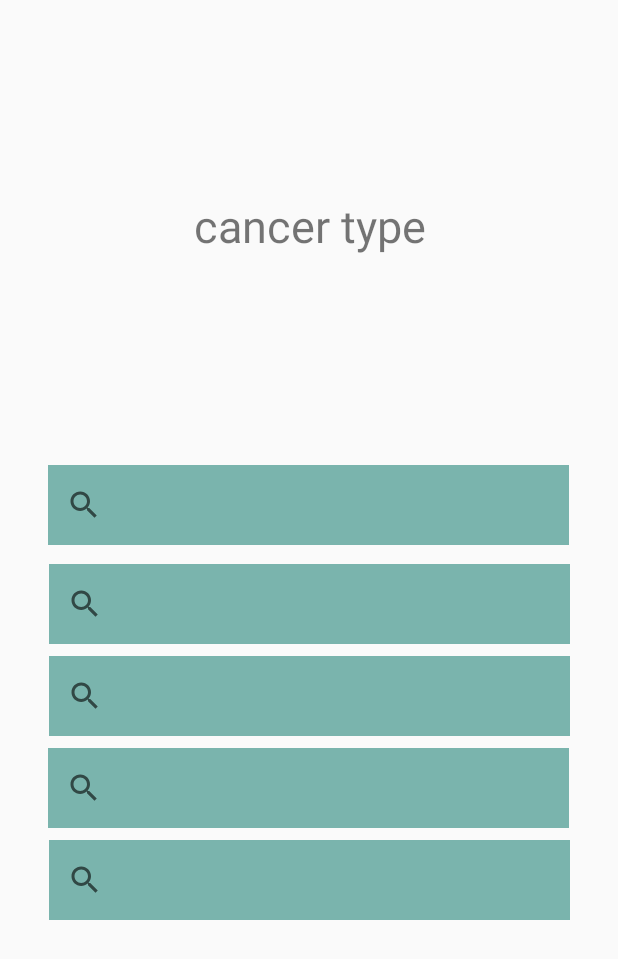
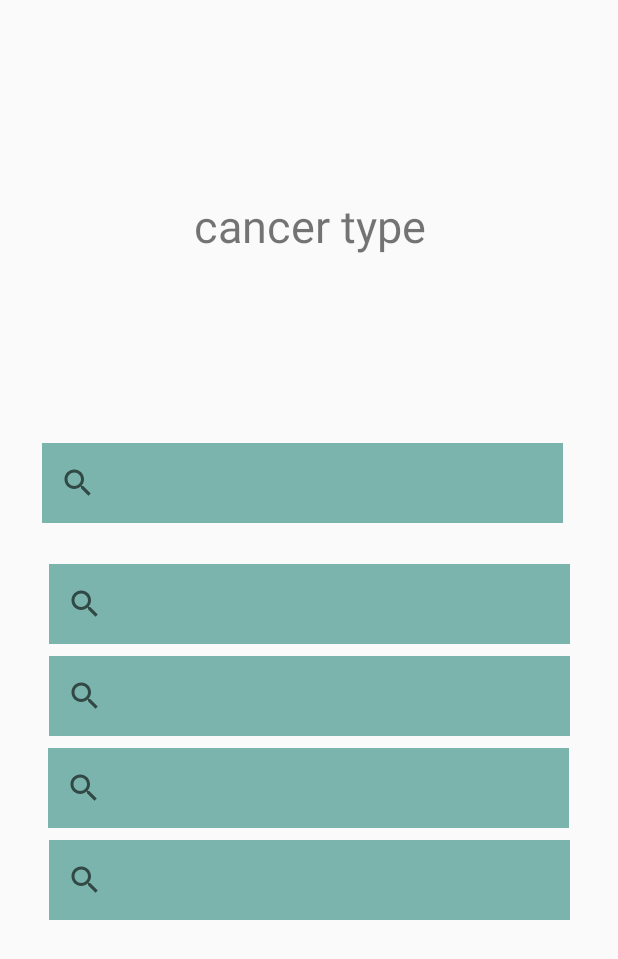
Before and after one commit to reemeeiah/one-stop-cancer-center, an Android app: the layout activity_homepage.xml on its own in the app's theme, with its tools: preview values and no code run, on a phone screen of 412 x 824 dp. Shown: the top 959 px of the screen. Run offline under Robolectric (Android 15) with nearby library versions, the phone set to English and light mode, and no system bars.

Commit message:
UPDATE NORAH OMAIR

```diff
--- a/app/src/main/AndroidManifest.xml
+++ b/app/src/main/AndroidManifest.xml
@@ -16,7 +16,7 @@
         android:supportsRtl="true"
         android:theme="@style/AppTheme">
         <activity
-            android:name=".MainActivity"
+            android:name=".Homepage"
             android:theme="@style/cancer1">
             <intent-filter>
                 <action android:name="android.intent.action.MAIN" />
@@ -27,7 +27,7 @@
         <activity android:name=".Admin_Sign_in" />
         <activity android:name=".Admin_menu" />
         <activity android:name=".Edit_hospital_info" />
-        <activity android:name=".Homepage" />
+        <activity android:name=".MainActivity" />
         <activity android:name=".Hospital_menu" />
         <activity android:name=".admin_HOSPITAL_Edit_MENU" />
         <activity android:name=".add_awareness_for_hospital" />
--- a/app/src/main/res/layout/activity_homepage.xml
+++ b/app/src/main/res/layout/activity_homepage.xml
@@ -84,8 +84,8 @@
         android:background="@color/colorPrimary"
         app:layout_constraintBottom_toTopOf="@+id/searchView"
         app:layout_constraintEnd_toEndOf="parent"
-        app:layout_constraintHorizontal_bias="0.481"
+        app:layout_constraintHorizontal_bias="0.333"
         app:layout_constraintStart_toStartOf="parent"
         app:layout_constraintTop_toBottomOf="@+id/textView"
-        app:layout_constraintVertical_bias="0.91" />
+        app:layout_constraintVertical_bias="0.812" />
 </android.support.constraint.ConstraintLayout>
```
Also changed, not shown: 1 other file.
